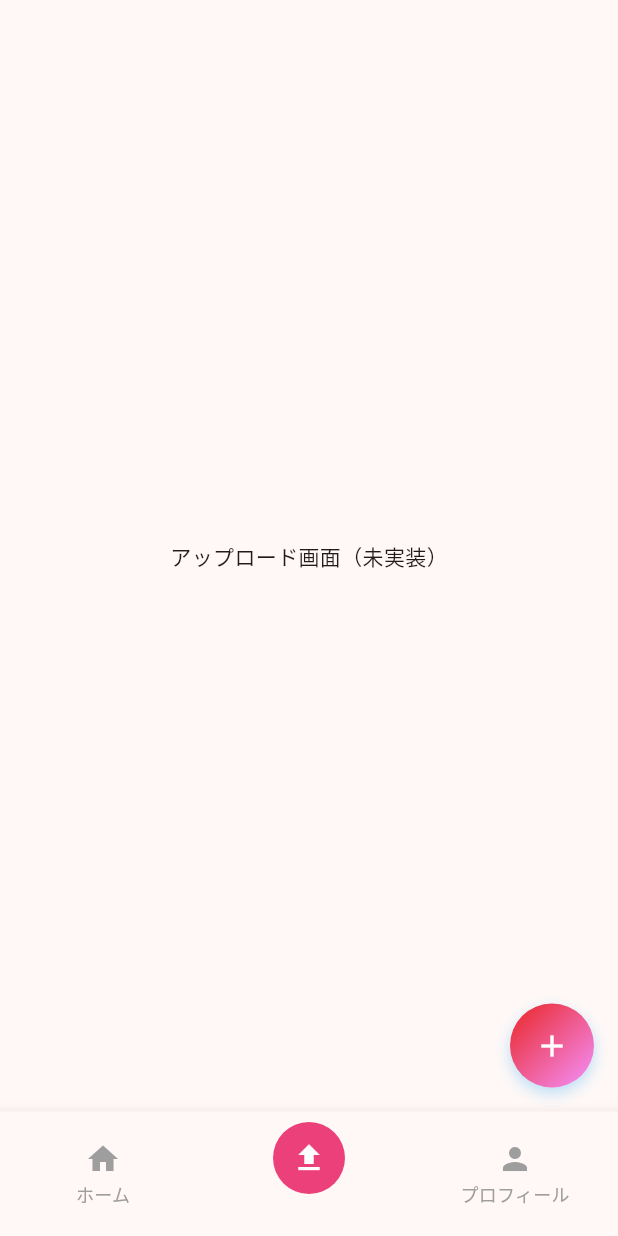
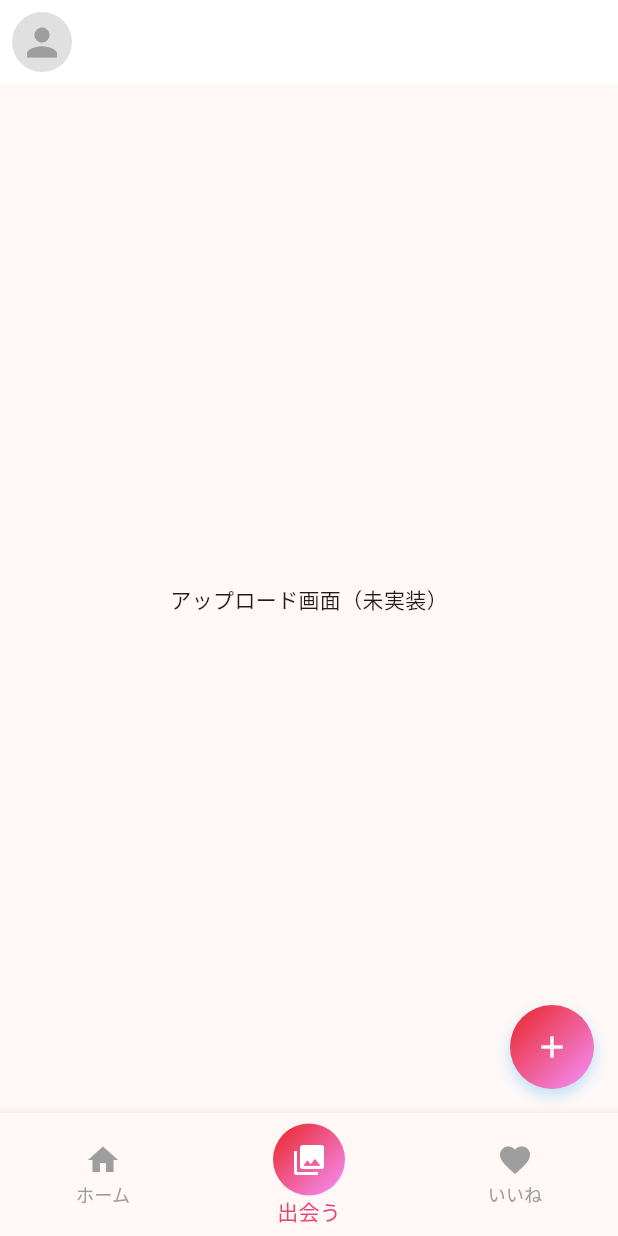
Before and after one commit to nayu104/PictureMatch, a Flutter app: the screen it shows after launch, item 2 of the bottom bar chosen, on a phone screen of 412 x 824 dp. Run offline on Flutter 3.47's test engine with Material 3 defaults, Android fonts, the light colour scheme and no system bars; our stand-ins replace google_fonts; network calls fail.

Commit message:
Appbarにアイコンを表示

```diff
--- a/lib/core/main_screen.dart
+++ b/lib/core/main_screen.dart
@@ -35,6 +35,21 @@ class _MainScreenState extends State<MainScreen> {
   @override
   Widget build(BuildContext context) {
     return Scaffold(
+      appBar: AppBar(
+         backgroundColor: Colors.white,
+       leading: Padding(
+      padding: const EdgeInsets.all(8),
+      child: CircleAvatar(
+        radius: 20,
+        backgroundColor: Colors.grey[300],
+        child: const Icon(
+          Icons.person,
+          size: 30,
+          color: Colors.grey,
+        ),
+      ),
+    ),
+      ),
       body: IndexedStack(
         index: _selectedIndex,
         children: _screens,
--- a/lib/core/widgets/common_bottom_bar.dart
+++ b/lib/core/widgets/common_bottom_bar.dart
@@ -28,17 +28,21 @@ class CommonBottomBar extends StatelessWidget {
         BottomNavigationBarItem(
           icon: Container(
             padding: const EdgeInsets.all(12),
-            decoration: BoxDecoration(
-              color: Colors.pink[400],
+            decoration: const BoxDecoration(
+              gradient:  LinearGradient(
+                colors: [Color.fromARGB(255, 234, 37, 37), Color.fromARGB(255, 244, 145, 253)],
+                begin: Alignment.topLeft,
+                end: Alignment.bottomRight,
+              ),
               shape: BoxShape.circle,
             ),
-            child: const Icon(Icons.upload, color: Colors.white),
+            child: const Icon(Icons.photo_library, color: Colors.white),
           ),
-          label: '',
+          label: '出会う',
         ),
         const BottomNavigationBarItem(
-          icon: Icon(Icons.person),
-          label: 'プロフィール',
+          icon: Icon(Icons.favorite),
+          label: 'いいね',
         ),
       ],
     );
--- a/lib/features/home/presentation/page/home_screen.dart
+++ b/lib/features/home/presentation/page/home_screen.dart
@@ -29,11 +29,11 @@ class HomeScreen extends StatelessWidget {
         ),
         actions: [
           IconButton(
-            icon: const Icon(Icons.favorite_border, color: Colors.black),
+            icon: const Icon(Icons.notifications_outlined, color: Colors.black),
             onPressed: () {},
           ),
           IconButton(
-            icon: const Icon(Icons.search, color: Colors.black),
+            icon: const Icon(Icons.favorite_border, color: Colors.black),
             onPressed: () {},
           ),
         ],
```
Also changed, not shown: lib/features/setting/presentation/page/setting_screen.dart (added, +15 -0 lines), lib/features/swipe_image/ presentation/page/swipe_screen.dart (added, +26 -0 lines), lib/features/swipe_image/ presentation/widget/SwipeableImageCard.dart (added, +27 -0 lines).
